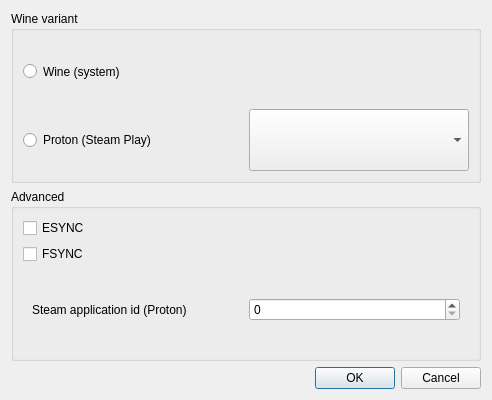
This is proto-wine/ftnoir_winecontrols.ui in opentrack/opentrack as Qt 5 draws it before an edit. The edited form follows.
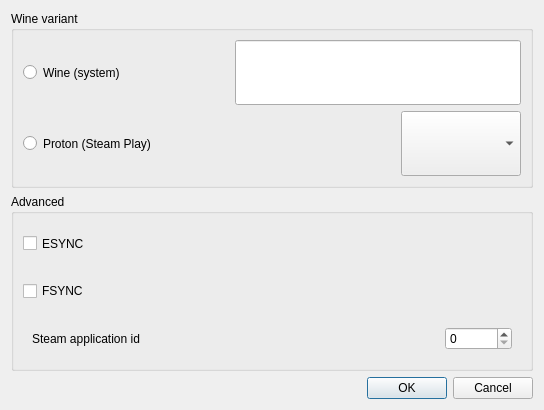
This is the edited form. Icons and pictures are not drawn.

Commit message: proto/wine: add support for setting WINEPREFIX

The edit to the form file:
```diff
--- a/proto-wine/ftnoir_winecontrols.ui
+++ b/proto-wine/ftnoir_winecontrols.ui
@@ -9,8 +9,8 @@
    <rect>
     <x>0</x>
     <y>0</y>
-    <width>492</width>
-    <height>400</height>
+    <width>544</width>
+    <height>410</height>
    </rect>
   </property>
   <property name="windowTitle">
@@ -33,10 +33,26 @@
       <string>Wine variant</string>
      </property>
      <layout class="QGridLayout" name="gridLayout">
+      <item row="2" column="1" alignment="Qt::AlignRight">
+       <widget class="QComboBox" name="proton_version">
+        <property name="sizePolicy">
+         <sizepolicy hsizetype="Maximum" vsizetype="Preferred">
+          <horstretch>0</horstretch>
+          <verstretch>0</verstretch>
+         </sizepolicy>
+        </property>
+        <property name="minimumSize">
+         <size>
+          <width>120</width>
+          <height>0</height>
+         </size>
+        </property>
+       </widget>
+      </item>
       <item row="0" column="0">
        <widget class="QRadioButton" name="variant_wine">
         <property name="sizePolicy">
-         <sizepolicy hsizetype="Preferred" vsizetype="Preferred">
+         <sizepolicy hsizetype="Minimum" vsizetype="Preferred">
           <horstretch>0</horstretch>
           <verstretch>0</verstretch>
          </sizepolicy>
@@ -46,10 +62,10 @@
         </property>
        </widget>
       </item>
-      <item row="1" column="0">
+      <item row="2" column="0">
        <widget class="QRadioButton" name="variant_proton">
         <property name="sizePolicy">
-         <sizepolicy hsizetype="Preferred" vsizetype="Preferred">
+         <sizepolicy hsizetype="Minimum" vsizetype="Preferred">
           <horstretch>0</horstretch>
           <verstretch>0</verstretch>
          </sizepolicy>
@@ -59,17 +75,17 @@
         </property>
        </widget>
       </item>
-      <item row="1" column="1">
-       <widget class="QComboBox" name="proton_version">
+      <item row="0" column="1">
+       <widget class="QLineEdit" name="wineprefix">
         <property name="sizePolicy">
-         <sizepolicy hsizetype="Preferred" vsizetype="Preferred">
+         <sizepolicy hsizetype="Minimum" vsizetype="Preferred">
           <horstretch>0</horstretch>
           <verstretch>0</verstretch>
          </sizepolicy>
         </property>
         <property name="minimumSize">
          <size>
-          <width>120</width>
+          <width>286</width>
           <height>0</height>
          </size>
         </property>
@@ -86,6 +102,12 @@
      <layout class="QVBoxLayout" name="verticalLayout_2">
       <item>
        <widget class="QCheckBox" name="esync">
+        <property name="sizePolicy">
+         <sizepolicy hsizetype="Minimum" vsizetype="Preferred">
+          <horstretch>0</horstretch>
+          <verstretch>0</verstretch>
+         </sizepolicy>
+        </property>
         <property name="toolTip">
          <string>&lt;html&gt;&lt;head/&gt;&lt;body&gt;&lt;p&gt;When supported.&lt;/p&gt;&lt;/body&gt;&lt;/html&gt;</string>
         </property>
@@ -96,6 +118,12 @@
       </item>
       <item>
        <widget class="QCheckBox" name="fsync">
+        <property name="sizePolicy">
+         <sizepolicy hsizetype="Minimum" vsizetype="Preferred">
+          <horstretch>0</horstretch>
+          <verstretch>0</verstretch>
+         </sizepolicy>
+        </property>
         <property name="toolTip">
          <string>&lt;html&gt;&lt;head/&gt;&lt;body&gt;&lt;p&gt;When supported.&lt;/p&gt;&lt;/body&gt;&lt;/html&gt;</string>
         </property>
@@ -106,16 +134,34 @@
       </item>
       <item>
        <widget class="QWidget" name="widget" native="true">
+        <property name="sizePolicy">
+         <sizepolicy hsizetype="Expanding" vsizetype="Preferred">
+          <horstretch>0</horstretch>
+          <verstretch>0</verstretch>
+         </sizepolicy>
+        </property>
         <layout class="QHBoxLayout" name="horizontalLayout">
          <item>
           <widget class="QLabel" name="label">
+           <property name="sizePolicy">
+            <sizepolicy hsizetype="Preferred" vsizetype="Preferred">
+             <horstretch>0</horstretch>
+             <verstretch>0</verstretch>
+            </sizepolicy>
+           </property>
            <property name="text">
-            <string>Steam application id (Proton)</string>
+            <string>Steam application id</string>
            </property>
           </widget>
          </item>
          <item>
           <widget class="QSpinBox" name="proton_appid">
+           <property name="sizePolicy">
+            <sizepolicy hsizetype="Maximum" vsizetype="Preferred">
+             <horstretch>0</horstretch>
+             <verstretch>0</verstretch>
+            </sizepolicy>
+           </property>
            <property name="maximum">
             <number>2147483647</number>
            </property>
@@ -129,6 +175,12 @@
    </item>
    <item>
     <widget class="QDialogButtonBox" name="buttonBox">
+     <property name="sizePolicy">
+      <sizepolicy hsizetype="Expanding" vsizetype="Maximum">
+       <horstretch>0</horstretch>
+       <verstretch>0</verstretch>
+      </sizepolicy>
+     </property>
      <property name="standardButtons">
       <set>QDialogButtonBox::Cancel|QDialogButtonBox::Ok</set>
      </property>
```
The commit also changes 7 other files.
